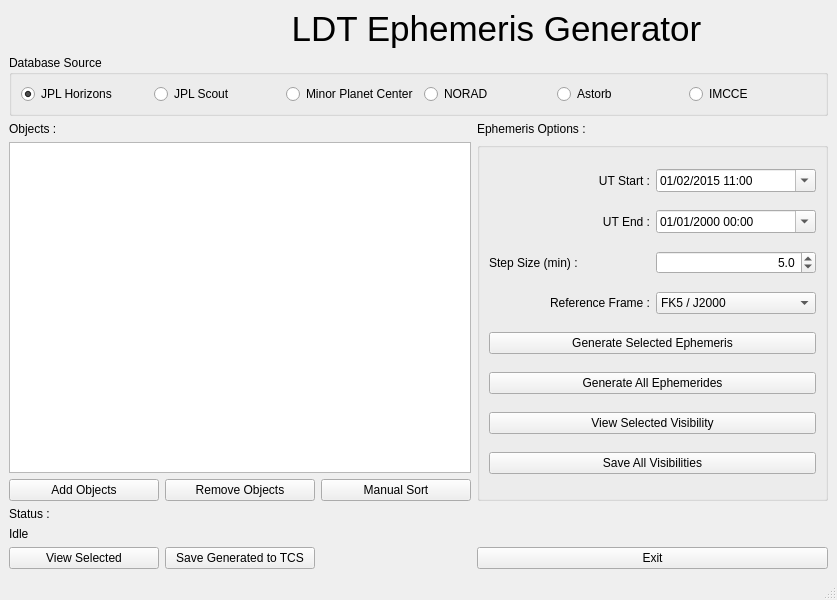
LowellObservatory/LDTObserverTools, file obstools/UI/EphemMainWindow.ui: the form before one commit.
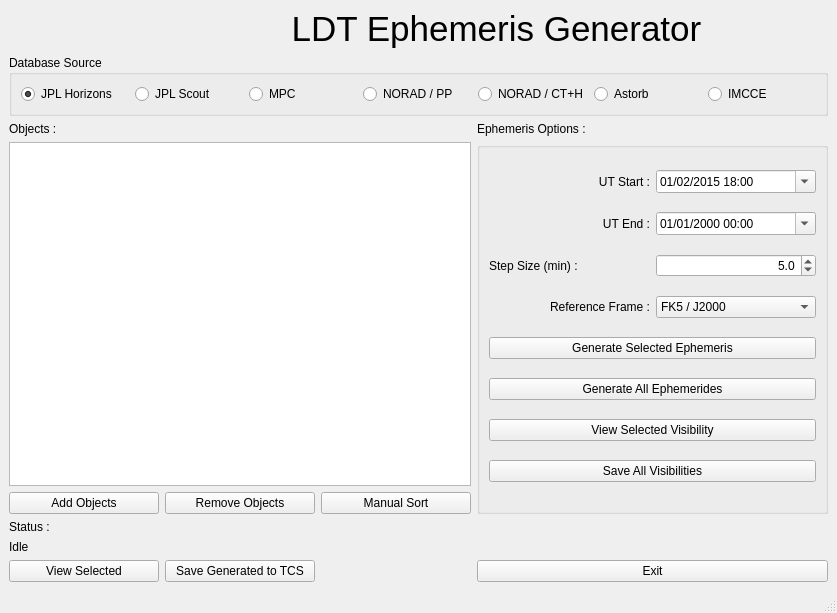
The form after the commit. Icons and pictures are not drawn.

Commit message:
Can produce satellite ephemerides from 3 sources
ProjectPluto
JPL/Horizons
TLE from CelesTrak + Ephemeris integrated by JPL/Horizons

	modified:   obstools/UI/EphemMainWindow.py
	modified:   obstools/UI/EphemMainWindow.ui
	new file:   obstools/data/satcat.csv
	modified:   obstools/ephem_generator.py

```diff
--- a/obstools/UI/EphemMainWindow.ui
+++ b/obstools/UI/EphemMainWindow.ui
@@ -7,7 +7,7 @@
     <x>0</x>
     <y>0</y>
     <width>837</width>
-    <height>600</height>
+    <height>613</height>
    </rect>
   </property>
   <property name="windowTitle">
@@ -51,14 +51,21 @@
        <item>
         <widget class="QRadioButton" name="sourceMPC">
          <property name="text">
-          <string>Minor Planet Center</string>
+          <string>MPC</string>
          </property>
         </widget>
        </item>
        <item>
         <widget class="QRadioButton" name="sourceNORAD">
          <property name="text">
-          <string>NORAD</string>
+          <string>NORAD / PP</string>
+         </property>
+        </widget>
+       </item>
+       <item>
+        <widget class="QRadioButton" name="sourceCelestrak">
+         <property name="text">
+          <string>NORAD / CT+H</string>
          </property>
         </widget>
        </item>
@@ -162,7 +169,7 @@
         <widget class="QDateTimeEdit" name="inputUTStart">
          <property name="dateTime">
           <datetime>
-           <hour>11</hour>
+           <hour>18</hour>
            <minute>0</minute>
            <second>0</second>
            <year>2015</year>
@@ -174,7 +181,7 @@
           <date>
            <year>2061</year>
            <month>1</month>
-           <day>1</day>
+           <day>2</day>
           </date>
          </property>
          <property name="minimumDate">
@@ -186,7 +193,7 @@
          </property>
          <property name="maximumTime">
           <time>
-           <hour>22</hour>
+           <hour>5</hour>
            <minute>59</minute>
            <second>59</second>
           </time>
```
Left out of the diff: 5 changed lines with no effect on the pictures. The commit also changes 3 other files.
